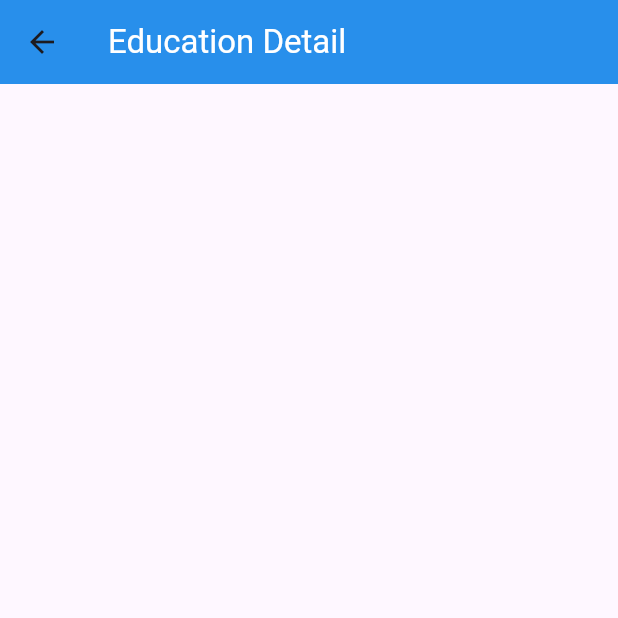
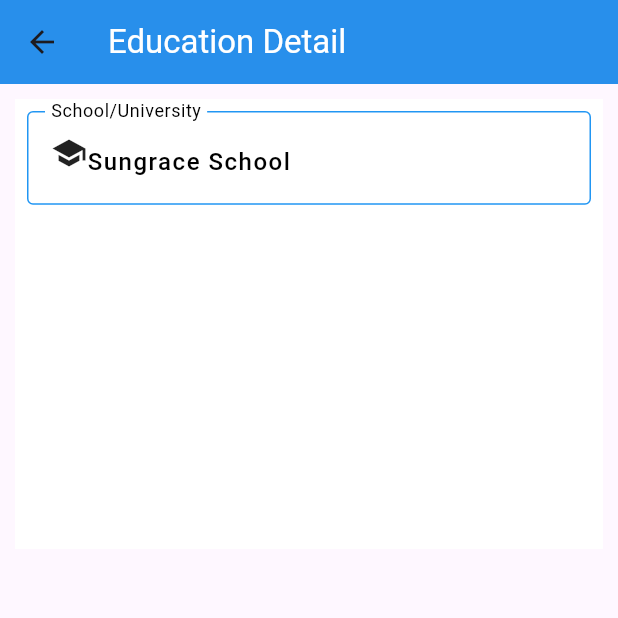
Before and after one commit to priyamtripathiii03/resumeapp, a Flutter app: the screen it shows after launch, after a tap on the "chevron right" icon, on a phone screen of 412 x 824 dp, the top half of it. Run offline on Flutter 3.47's test engine with Material 3 defaults, Android fonts, the light colour scheme and no system bars; our stand-ins replace image_picker.

Commit message:
20-09-2024

```diff
--- a/lib/global.dart
+++ b/lib/global.dart
@@ -3,15 +3,24 @@ import 'dart:io';
 import 'package:flutter/material.dart';
 import 'package:image_picker/image_picker.dart';
 
-TextEditingController txtFirstName = TextEditingController();
-TextEditingController txtLastName = TextEditingController();
-TextEditingController txtProfession = TextEditingController();
-TextEditingController txtEmailaddress = TextEditingController();
-TextEditingController txtPhone = TextEditingController();
+TextEditingController txtFirstName = TextEditingController(text: 'Priyam');
+TextEditingController txtLastName = TextEditingController(text: 'Tripathi');
+TextEditingController txtProfession = TextEditingController(text: 'Flutter Developer');
+TextEditingController txtEmailaddress = TextEditingController(text: 'priyamtripathi91@gmail.com');
+TextEditingController txtPhone = TextEditingController(text: '+91-987654321');
 TextEditingController txtAddress =
-TextEditingController();
+TextEditingController(text: 'A-204, Malhar Apartment, Near dhiraj Sons, Udhna, Surat');
 
 ImagePicker imagePicker = ImagePicker();
 File? fileImage;
 
-const String defaultProfileImageUrl = "https://cdn.pixabay.com/photo/2015/10/05/22/37/blank-profile-picture-973460_960_720.png";
+const String defaultProfileImage = "assets/dfimgs.jpg";
+
+List eduList = [
+  {
+    'school': TextEditingController(text: "Sungrace School"),
+    'degree': TextEditingController(text: "H.S.C"),
+    'year': TextEditingController(text: "2024"),
+    'grade': TextEditingController(text: "70.97"),
+  }
+];
--- a/lib/main.dart
+++ b/lib/main.dart
@@ -3,7 +3,7 @@ import 'package:resumeapp/screens/education_page.dart';
 import 'package:resumeapp/screens/homepage.dart';
 void main()
 {
-  runApp(MyApp());
+  runApp(const MyApp());
 }
 class MyApp extends StatelessWidget {
   const MyApp({super.key});
@@ -14,8 +14,8 @@ class MyApp extends StatelessWidget {
       debugShowCheckedModeBanner: false,
 
       routes: {
-        '/': (context)=> HomePage(),
-        '/edu': (context)=> EducationPage(),
+        '/': (context)=> const HomePage(),
+        '/edu': (context)=> const EducationPage(),
       },
     );
   }
--- a/lib/screens/education_page.dart
+++ b/lib/screens/education_page.dart
@@ -1,4 +1,7 @@
 import 'package:flutter/material.dart';
+import 'package:resumeapp/global.dart';
+
+import '../textbox.dart';
 
 class EducationPage extends StatefulWidget {
   const EducationPage({super.key});
@@ -14,9 +17,33 @@ class _EducationPageState extends State<EducationPage> {
       appBar: AppBar(
         elevation: 5,
         backgroundColor: Colors.blue,
-        title: Text('Education Detail',style: TextStyle(color: Colors.white),
+        title: const Text('Education Detail',style: TextStyle(color: Colors.white),
         ),
       ),
-    );
+      body: SingleChildScrollView(
+      child: Column(
+       children: List.generate(eduList.length, (index) => Container(
+       margin: const EdgeInsets.all(10),
+       height: 300,
+       width: double.infinity,
+       decoration: const BoxDecoration(color: Colors.white),
+        child: Column(
+            children: [
+              Expanded(
+                child: textBox(
+                    isPhone: false,
+                    isAddress: false,
+                    label: 'School/University',
+                    hint: 'Sungrace School',
+                    prefix: Icons.school,
+                    txtController: eduList[index]['school']),
+              ),
+            ],
+        ),
+        ),
+    ),
+        ),
+      ),
+      );
   }
 }
--- a/lib/screens/homepage.dart
+++ b/lib/screens/homepage.dart
@@ -19,7 +19,7 @@ class _HomePageState extends State<HomePage> {
       appBar: AppBar(
         elevation: 2,
         shadowColor: Colors.black,
-        title: Text(
+        title: const Text(
           'Personal Details',style: TextStyle(color: Colors.white,fontSize: 25,fontWeight: FontWeight.bold),
         ),
         backgroundColor: Colors.blue,
@@ -42,7 +42,7 @@ class _HomePageState extends State<HomePage> {
                     radius: 80.20,
                     backgroundImage: fileImage != null
                         ? FileImage(fileImage!)
-                        : const NetworkImage(defaultProfileImageUrl),
+                        : const AssetImage('defaultProfileImageUrl'),
                   ),
                 ),
                 Row(
@@ -53,6 +53,7 @@ class _HomePageState extends State<HomePage> {
                           isAddress: false,
                           label: 'First Name',
                           hint: 'Priyam',
+                          prefix: Icons.person,
                           txtController: txtFirstName),
                     ),
                     ]
@@ -65,6 +66,7 @@ class _HomePageState extends State<HomePage> {
                             isAddress: false,
                             label: 'Last Name',
                             hint: 'Tripathi',
+                            prefix: Icons.person,
                             txtController: txtLastName),
                       ),
                   ],
@@ -74,6 +76,7 @@ class _HomePageState extends State<HomePage> {
                         isAddress: false,
                         label: 'Profession',
                         hint: 'Developer',
+                        prefix: Icons.work,
                         txtController: txtProfession),
                     Row(
                       children: [
@@ -83,6 +86,7 @@ class _HomePageState extends State<HomePage> {
                               isAddress: false,
                               label: 'Email Address',
                               hint: 'priyam03@gmail.com',
+                              prefix: Icons.email,
                               txtController: txtEmailaddress),
                         ),
                      ]
@@ -95,6 +99,7 @@ class _HomePageState extends State<HomePage> {
                           isAddress: false,
                           label: 'Phone',
                           hint: '9876543210',
+                          prefix: Icons.phone,
                           txtController: txtPhone),
                     ),
                   ],
@@ -104,6 +109,7 @@ class _HomePageState extends State<HomePage> {
                     isAddress: true,
                     label: 'Address',
                     hint: 'A-262 Bhakti nagar,Dindoli,surat',
+                    prefix: Icons.home,
                     txtController: txtAddress),
                   ],
                     ),
@@ -113,7 +119,7 @@ class _HomePageState extends State<HomePage> {
       floatingActionButton: FloatingActionButton(
         onPressed: (){
           Navigator.of(context).pushNamed('/edu');
-        },child: Icon(
+        },child: const Icon(
         Icons.chevron_right,
       ),
       ),
--- a/lib/textbox.dart
+++ b/lib/textbox.dart
@@ -5,6 +5,7 @@ Widget textBox({
   required bool isAddress,
   required String label,
   required String hint,
+  required IconData prefix,
   required TextEditingController txtController,
 }) {
   return Padding(
@@ -16,16 +17,17 @@ Widget textBox({
       maxLines: (isAddress)?4:1,
       keyboardType: (isPhone)?TextInputType.phone:TextInputType.text,
       controller: txtController,
-      style: TextStyle(
+      style: const TextStyle(
           color:Colors.black, fontWeight: FontWeight.w500, letterSpacing: 1),
       decoration: InputDecoration(
         hintText: hint,
-        labelStyle:  TextStyle(color: Colors.black),
+        prefix: Icon(prefix),
+        labelStyle:  const TextStyle(color: Colors.black),
         labelText: label,
-        enabledBorder:  OutlineInputBorder(
+        enabledBorder:  const OutlineInputBorder(
           borderSide: BorderSide(color: Colors.blue),
         ),
-        focusedBorder: OutlineInputBorder(
+        focusedBorder: const OutlineInputBorder(
           borderSide: BorderSide(
             color: Colors.black,
             width: 2,
--- a/pubspec.yaml
+++ b/pubspec.yaml
@@ -63,6 +63,8 @@ flutter:
   # assets:
   #   - images/a_dot_burr.jpeg
   #   - images/a_dot_ham.jpeg
+  assets:
+    - assets/
 
   # An image asset can refer to one or more resolution-specific "variants", see
   # https://flutter.dev/assets-and-images/#resolution-aware
```
Also changed, not shown: pubspec.lock.
